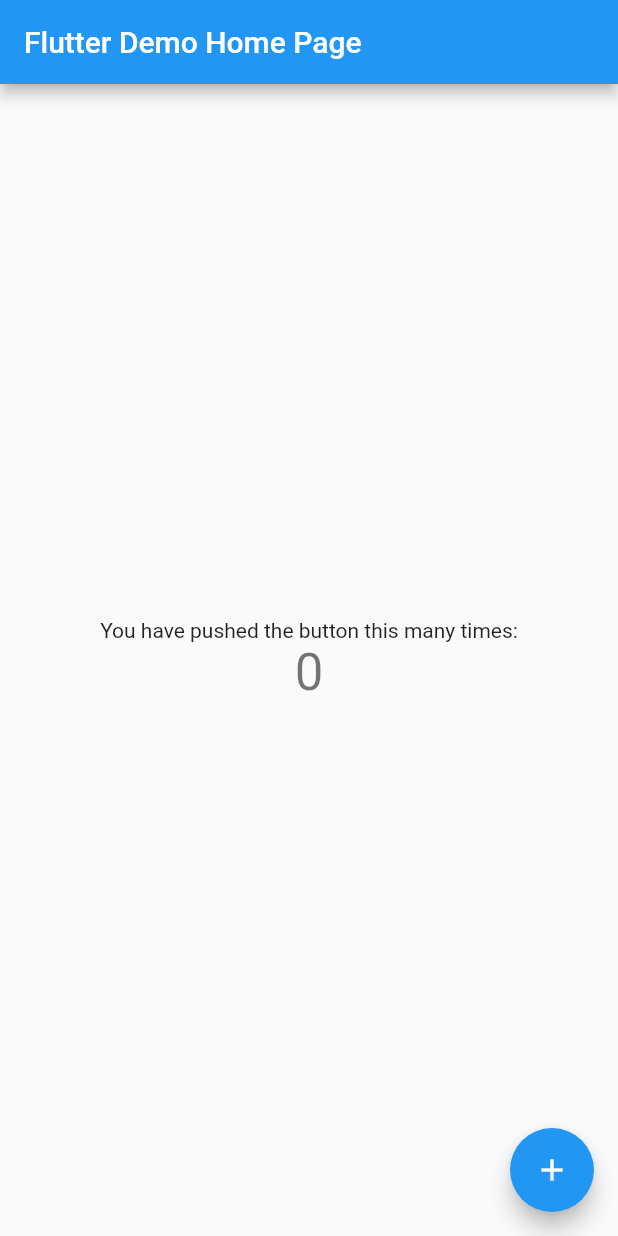
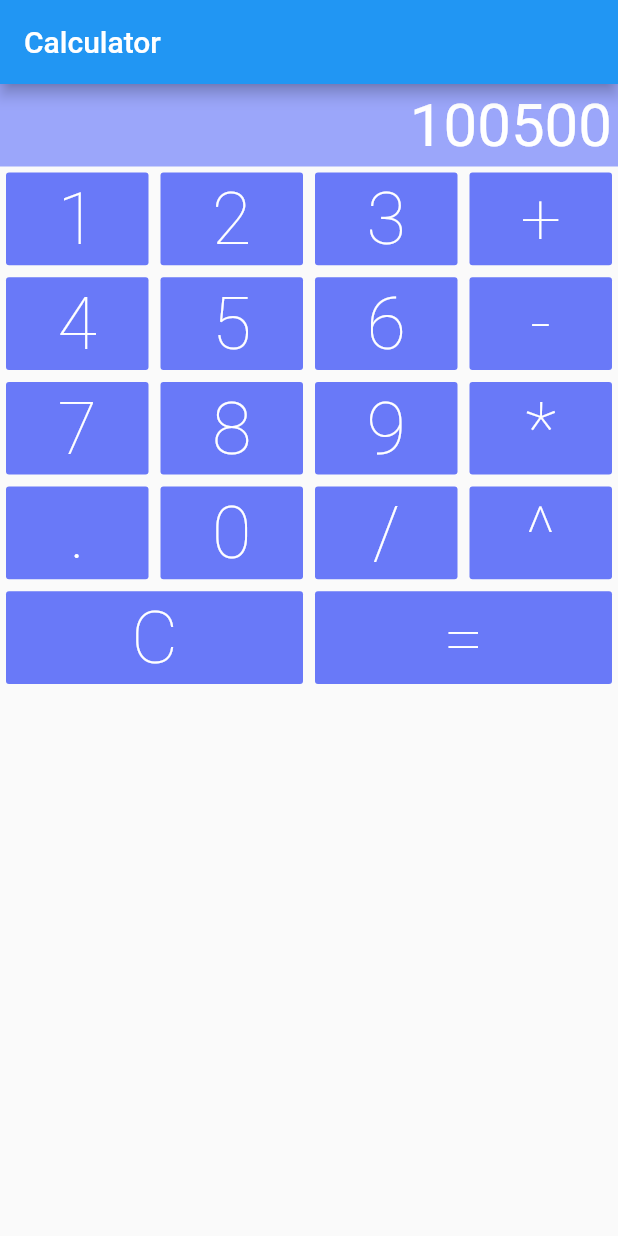
Before and after one commit to Malarg/flutter_websocket_calculator, a Flutter app: the screen it shows after launch, on a phone screen of 412 x 824 dp. Run offline on Flutter 3.47's test engine with Material 2 defaults, Android fonts, the phone set to English and light mode, and no system bars; missing offline and left inert: aqueduct; generated files the repository leaves out were written again; project files that could hold a hidden picture were left out.

```diff
--- /dev/null
+++ b/calculation_core/analysis_options.yaml
@@ -0,0 +1,14 @@
+# Defines a default set of lint rules enforced for
+# projects at Google. For details and rationale,
+# see https://github.com/dart-lang/pedantic#enabled-lints.
+include: package:pedantic/analysis_options.yaml
+
+# For lint rules and documentation, see http://dart-lang.github.io/linter/lints.
+# Uncomment to specify additional rules.
+# linter:
+#   rules:
+#     - camel_case_types
+
+analyzer:
+#   exclude:
+#     - path/to/excluded/files/**
--- /dev/null
+++ b/calculation_core/lib/calculation_core.dart
@@ -0,0 +1,12 @@
+/// Support for doing something awesome.
+///
+/// More dartdocs go here.
+library calculation_core;
+
+export 'package:json_annotation/json_annotation.dart';
+
+export 'src/calculation.dart';
+
+export 'src/user.dart';
+
+// TODO: Export any libraries intended for clients of this package.
--- a/calculator_server/lib/models/calculation.dart
+++ b/calculation_core/lib/src/calculation.dart
@@ -1,4 +1,4 @@
-import 'package:calculator_server/calculator_server.dart';
+import 'package:calculation_core/calculation_core.dart';
 
 part 'calculation.g.dart';
 
--- a/calculator_server/lib/models/user.dart
+++ b/calculation_core/lib/src/user.dart
@@ -1,4 +1,4 @@
-import 'package:calculator_server/calculator_server.dart';
+import 'package:calculation_core/calculation_core.dart';
 
 part 'user.g.dart';
 
--- a/calculator_client/lib/main.dart
+++ b/calculator_client/lib/main.dart
@@ -1,3 +1,4 @@
+import 'package:calculator_client/widgets/number_button.dart';
 import 'package:flutter/material.dart';
 
 void main() {
@@ -11,37 +12,16 @@ class MyApp extends StatelessWidget {
     return MaterialApp(
       title: 'Flutter Demo',
       theme: ThemeData(
-        // This is the theme of your application.
-        //
-        // Try running your application with "flutter run". You'll see the
-        // application has a blue toolbar. Then, without quitting the app, try
-        // changing the primarySwatch below to Colors.green and then invoke
-        // "hot reload" (press "r" in the console where you ran "flutter run",
-        // or simply save your changes to "hot reload" in a Flutter IDE).
-        // Notice that the counter didn't reset back to zero; the application
-        // is not restarted.
         primarySwatch: Colors.blue,
-        // This makes the visual density adapt to the platform that you run
-        // the app on. For desktop platforms, the controls will be smaller and
-        // closer together (more dense) than on mobile platforms.
         visualDensity: VisualDensity.adaptivePlatformDensity,
       ),
-      home: MyHomePage(title: 'Flutter Demo Home Page'),
+      home: MyHomePage(title: 'Calculator'),
     );
   }
 }
 
 class MyHomePage extends StatefulWidget {
   MyHomePage({Key key, this.title}) : super(key: key);
-
-  // This widget is the home page of your application. It is stateful, meaning
-  // that it has a State object (defined below) that contains fields that affect
-  // how it looks.
-
-  // This class is the configuration for the state. It holds the values (in this
-  // case the title) provided by the parent (in this case the App widget) and
-  // used by the build method of the State. Fields in a Widget subclass are
-  // always marked "final".
 
   final String title;
 
@@ -50,68 +30,102 @@ class MyHomePage extends StatefulWidget {
 }
 
 class _MyHomePageState extends State<MyHomePage> {
-  int _counter = 0;
-
-  void _incrementCounter() {
-    setState(() {
-      // This call to setState tells the Flutter framework that something has
-      // changed in this State, which causes it to rerun the build method below
-      // so that the display can reflect the updated values. If we changed
-      // _counter without calling setState(), then the build method would not be
-      // called again, and so nothing would appear to happen.
-      _counter++;
-    });
-  }
-
   @override
   Widget build(BuildContext context) {
-    // This method is rerun every time setState is called, for instance as done
-    // by the _incrementCounter method above.
-    //
-    // The Flutter framework has been optimized to make rerunning build methods
-    // fast, so that you can just rebuild anything that needs updating rather
-    // than having to individually change instances of widgets.
     return Scaffold(
       appBar: AppBar(
-        // Here we take the value from the MyHomePage object that was created by
-        // the App.build method, and use it to set our appbar title.
         title: Text(widget.title),
       ),
       body: Center(
-        // Center is a layout widget. It takes a single child and positions it
-        // in the middle of the parent.
           child: Column(
-          // Column is also a layout widget. It takes a list of children and
-          // arranges them vertically. By default, it sizes itself to fit its
-          // children horizontally, and tries to be as tall as its parent.
-          //
-          // Invoke "debug painting" (press "p" in the console, choose the
-          // "Toggle Debug Paint" action from the Flutter Inspector in Android
-          // Studio, or the "Toggle Debug Paint" command in Visual Studio Code)
-          // to see the wireframe for each widget.
-          //
-          // Column has various properties to control how it sizes itself and
-          // how it positions its children. Here we use mainAxisAlignment to
-          // center the children vertically; the main axis here is the vertical
-          // axis because Columns are vertical (the cross axis would be
-          // horizontal).
-          mainAxisAlignment: MainAxisAlignment.center,
         children: <Widget>[
-            Text(
-              'You have pushed the button this many times:',
+          Container(
+            padding: EdgeInsets.fromLTRB(4, 4, 4, 4),
+            color: Color(0xFF9BA6FA),
+            width: double.infinity,
+            child: Text(
+              '100500',
+              style: TextStyle(fontSize: 40, color: Colors.white),
+              textAlign: TextAlign.end,
+              textWidthBasis: TextWidthBasis.parent,
             ),
-            Text(
-              '$_counter',
-              style: Theme.of(context).textTheme.headline4,
+          ),
+          Row(
+            children: <Widget>[
+              Expanded(
+                child: NumberButton("1", () => {}),
+              ),
+              Expanded(
+                child: NumberButton("2", () => {}),
+              ),
+              Expanded(
+                child: NumberButton("3", () => {}),
+              ),
+              Expanded(
+                child: NumberButton("+", () => {}),
               ),
             ],
           ),
+          Row(
+            children: <Widget>[
+              Expanded(
+                child: NumberButton("4", () => {}),
               ),
-      floatingActionButton: FloatingActionButton(
-        onPressed: _incrementCounter,
-        tooltip: 'Increment',
-        child: Icon(Icons.add),
-      ), // This trailing comma makes auto-formatting nicer for build methods.
+              Expanded(
+                child: NumberButton("5", () => {}),
+              ),
+              Expanded(
+                child: NumberButton("6", () => {}),
+              ),
+              Expanded(
+                child: NumberButton("-", () => {}),
+              ),
+            ],
+          ),
+          Row(
+            children: <Widget>[
+              Expanded(
+                child: NumberButton("7", () => {}),
+              ),
+              Expanded(
+                child: NumberButton("8", () => {}),
+              ),
+              Expanded(
+                child: NumberButton("9", () => {}),
+              ),
+              Expanded(
+                child: NumberButton("*", () => {}),
+              ),
+            ],
+          ),
+          Row(
+            children: <Widget>[
+              Expanded(
+                child: NumberButton(".", () => {}),
+              ),
+              Expanded(
+                child: NumberButton("0", () => {}),
+              ),
+              Expanded(
+                child: NumberButton("/", () => {}),
+              ),
+              Expanded(
+                child: NumberButton("^", () => {}),
+              ),
+            ],
+          ),
+          Row(
+            children: <Widget>[
+              Expanded(
+                child: NumberButton("C", () => {}),
+              ),
+              Expanded(
+                child: NumberButton("=", () => {}),
+              )
+            ],
+          )
+        ],
+      )),
     );
   }
 }
--- /dev/null
+++ b/calculator_client/lib/widgets/number_button.dart
@@ -0,0 +1,38 @@
+import 'package:flutter/cupertino.dart';
+import 'package:flutter/material.dart';
+
+class NumberButton extends StatelessWidget {
+  NumberButton(this.text, this.onPressed);
+
+  final String text;
+  final VoidCallback onPressed;
+
+  @override
+  Widget build(BuildContext context) {
+    return Padding(
+      padding: EdgeInsets.all(4),
+      child: MaterialButton(
+        elevation: 0,
+        padding: EdgeInsets.all(0),
+        onPressed: onPressed,
+        child: Container(
+          width: double.infinity,
+          height: MediaQuery.of(context).size.width * 0.15,
+          child: Center(
+            child: Text(
+              text,
+              style: TextStyle(
+                color: Colors.white,
+                fontSize: 48,
+                fontWeight: FontWeight.w100
+              ),
+            ),
+          ),
+        ),
+        color: Color(0xFF6979F8),
+        splashColor: Color(0xFF9BA6FA),
+        disabledColor: Color(0xFFCDD2FD),
+      ),
+    );
+  }
+}
--- a/calculator_client/pubspec.yaml
+++ b/calculator_client/pubspec.yaml
@@ -23,6 +23,9 @@ environment:
 dependencies:
   flutter:
     sdk: flutter
+  calculation_core:
+    path:
+      ../calculation_core/
 
 
   # The following adds the Cupertino Icons font to your application.
--- a/calculator_server/lib/calculator_server.dart
+++ b/calculator_server/lib/calculator_server.dart
@@ -5,19 +5,18 @@ library calculator_server;
 
 export 'dart:async';
 export 'dart:io';
+export 'dart:math';
 
 export 'package:aqueduct/aqueduct.dart';
 
 export 'package:json_annotation/json_annotation.dart';
 
+export 'package:calculation_core/src/user.dart';
+
+export 'package:calculation_core/src/calculation.dart';
+
 export 'channel.dart';
-
-export 'models/calculation.dart';
-
-export 'models/user.dart';
 
 export 'data/calculation_repository.dart';
 
-export 'dart:math';
-
 export 'data/user_repository.dart';
--- a/calculator_server/pubspec.yaml
+++ b/calculator_server/pubspec.yaml
@@ -9,6 +9,9 @@ environment:
 dependencies:
   json_annotation: ^3.0.0
   aqueduct: 3.3.0+1
+  calculation_core:
+    path:
+      ../calculation_core/
 
 dev_dependencies:
   test: ^1.0.0
```
Also changed, not shown: calculation_core/pubspec.yaml (added, +17 -0 lines), calculation_core/lib/src/calculation.g.dart, calculation_core/lib/src/user.g.dart (renamed from calculator_server/lib/models/user.g.dart), calculator_client/pubspec.lock, calculator_server/pubspec.lock, 3 other files. Lines whose indentation alone changed are shown as unchanged.
